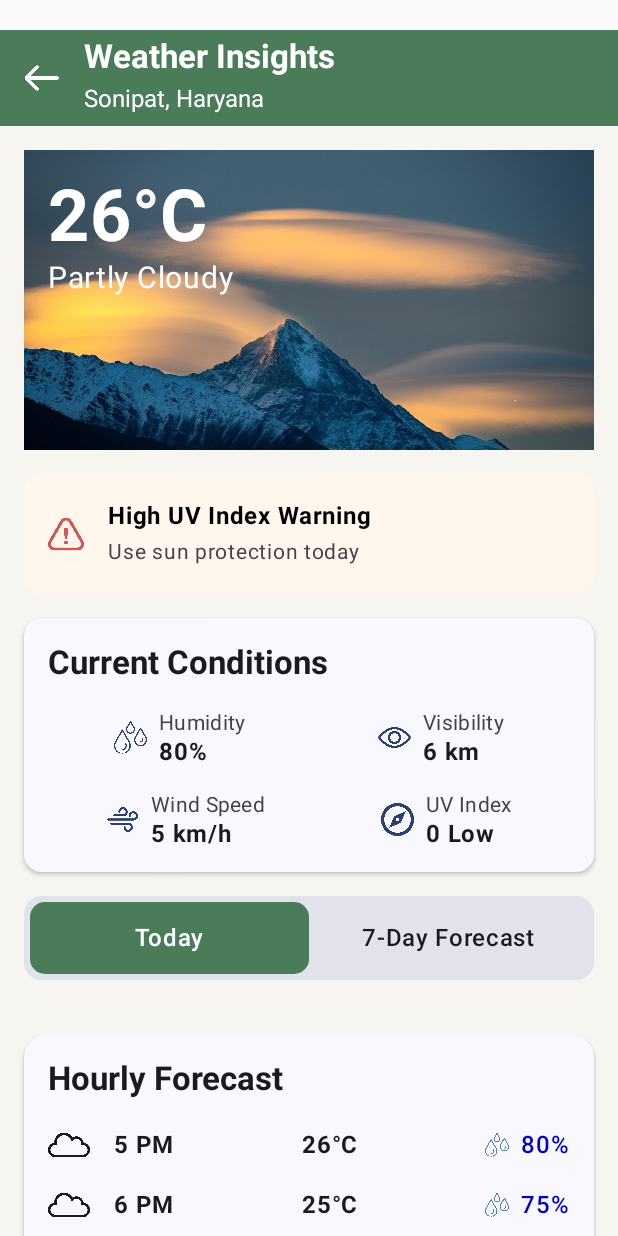
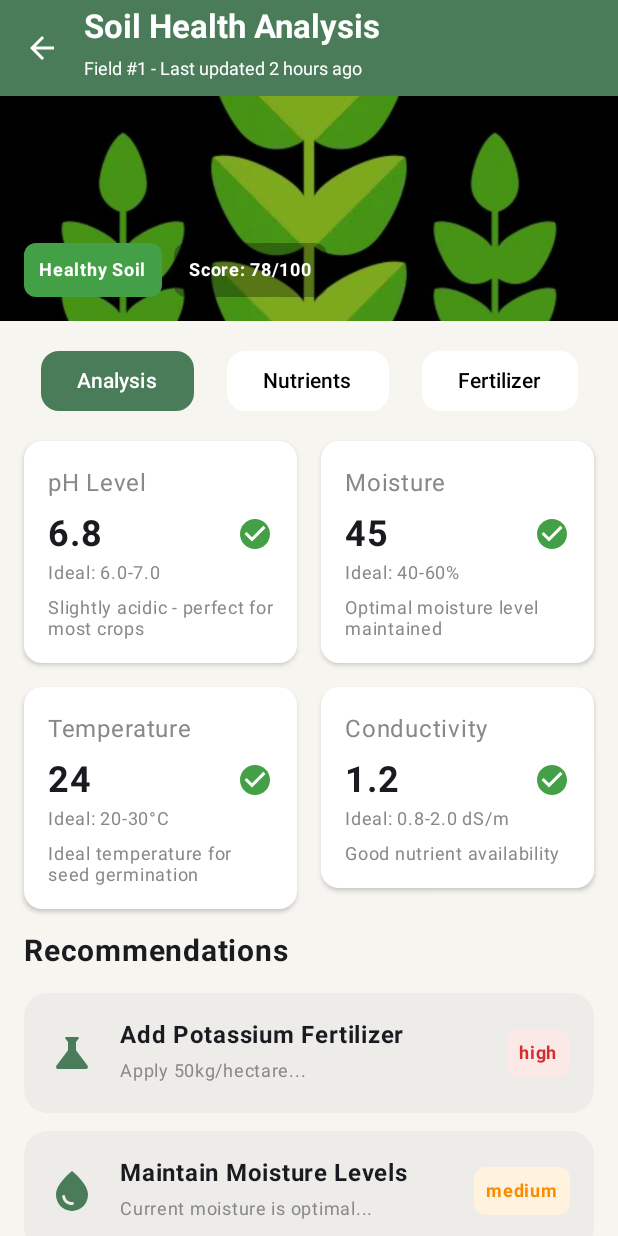
Before and after one commit to Parth4210/SmartCropAdvisorySystem, an Android app built with Jetpack Compose: the screen it shows after launch (MainActivity), on a phone screen of 412 x 824 dp. Run offline under Robolectric (Android 15) with nearby library versions, the phone set to English and light mode, and no system bars.

Commit message:
Added the Soil Health Analysis Page.

```diff
--- a/app/build.gradle.kts
+++ b/app/build.gradle.kts
@@ -70,6 +70,7 @@ dependencies {
     implementation("com.squareup.retrofit2:converter-moshi:2.9.0")
     implementation("com.squareup.moshi:moshi-kotlin:1.14.0")
     implementation("androidx.lifecycle:lifecycle-viewmodel-compose:2.8.2")
+    implementation("androidx.compose.material:material-icons-extended")
 
 
 
--- a/app/src/main/java/com/samadhanl/smartcropadivsorysystem/Components/LoginFlow.kt
+++ b/app/src/main/java/com/samadhanl/smartcropadivsorysystem/Components/LoginFlow.kt
@@ -4,8 +4,9 @@ import androidx.compose.animation.Crossfade
 import androidx.compose.runtime.Composable
 import androidx.lifecycle.viewmodel.compose.viewModel
 import androidx.navigation.NavController
-import androidx.navigation.NavHostController
 import com.samadhanl.smartcropadivsorysystem.ViewModel.AuthViewModel
+//import com.samadhanl.smartcropadivsorysystem.Components.SoilHealthScreen // <-- Add this import statement
+import com.samadhanl.smartcropadivsorysystem.SoilHealthScreen
 
 // --- Composable that handles showing Splash or Login ---
 @Composable
@@ -13,26 +14,28 @@ fun LoginFlow(navController: NavController, authViewModel: AuthViewModel = viewM
     val uiState = authViewModel.uiState
     Crossfade(targetState = uiState.showSplash) { isShowingSplash ->
         if (isShowingSplash) {
-//            SplashScreen()
+            // SplashScreen()
         } else {
-//            LoginScreen(
-//                uiState = uiState,
-//                onMobileChange = authViewModel::onMobileChange,
-//                onEmailChange = authViewModel::onEmailChange,
-//                onPasswordChange = authViewModel::onPasswordChange,
-//                onLogin = {
-//                    // When login is clicked, we call the ViewModel function
-//                    // and pass it the navigation action.
-//                    authViewModel.onLoginClicked {
-//                        // This is the onLoginSuccess lambda
-//                        navController.navigate("dashboard") {
-//                            // This pops the login screen from the back stack, so the user can't go back to it
-//                            popUpTo("login_flow") { inclusive = true }
-//                        }
-//                    }
-//                }
-//            )
-            WeatherPage()
+            // --- TEMPORARY CHANGE FOR TESTING ---
+            // Directly showing SoilHealthScreen and skipping login.
+            SoilHealthScreen(onNavigateBack = { }) // You need to provide any required parameters like this.
+
+            /* <-- Start of comment
+            // The original LoginScreen is now commented out.
+            LoginScreen(
+                uiState = uiState,
+                onMobileChange = authViewModel::onMobileChange,
+                onEmailChange = authViewModel::onEmailChange,
+                onPasswordChange = authViewModel::onPasswordChange,
+                onLogin = {
+                    authViewModel.onLoginClicked {
+                        navController.navigate("SoilHealth") {
+                            popUpTo("login_flow") { inclusive = true }
+                        }
+                    }
+                }
+            )
+            */ // <-- End of comment
         }
     }
 }
--- /dev/null
+++ b/app/src/main/java/com/samadhanl/smartcropadivsorysystem/Components/SoilHealth.kt
@@ -0,0 +1,259 @@
+package com.samadhanl.smartcropadivsorysystem
+
+import android.os.Bundle
+import androidx.activity.ComponentActivity
+import androidx.activity.compose.setContent
+import androidx.compose.foundation.Image
+import androidx.compose.foundation.background
+import androidx.compose.foundation.layout.*
+import androidx.compose.foundation.lazy.LazyColumn
+import androidx.compose.foundation.shape.RoundedCornerShape
+import androidx.compose.material.icons.Icons
+import androidx.compose.material.icons.filled.Analytics
+import androidx.compose.material.icons.filled.ArrowBack
+import androidx.compose.material.icons.filled.CheckCircle
+import androidx.compose.material.icons.filled.Science
+import androidx.compose.material.icons.filled.WaterDrop
+import androidx.compose.material3.*
+import androidx.compose.runtime.*
+import androidx.compose.ui.Alignment
+import androidx.compose.ui.Modifier
+import androidx.compose.ui.draw.clip
+import androidx.compose.ui.graphics.Color
+import androidx.compose.ui.graphics.vector.ImageVector
+import androidx.compose.ui.layout.ContentScale
+import androidx.compose.ui.res.painterResource
+import androidx.compose.ui.text.font.FontWeight
+import androidx.compose.ui.tooling.preview.Preview
+import androidx.compose.ui.unit.dp
+import androidx.compose.ui.unit.sp
+import com.samadhanl.smartcropadivsorysystem.ui.theme.SmartCropAdivsorySystemTheme
+
+// Data classes to hold the information for the screen components
+data class SoilMetric(
+    val name: String,
+    val value: String,
+    val idealRange: String,
+    val description: String
+)
+
+data class Recommendation(
+    val title: String,
+    val description: String,
+    val priority: String,
+    val icon: ImageVector // Using built-in icons
+)
+/**
+ * The main Composable for the Soil Health Analysis screen.
+ */
+@OptIn(ExperimentalMaterial3Api::class)
+@Composable
+fun SoilHealthScreen(onNavigateBack: () -> Unit) {
+    // Sample data to display in the UI
+    val metrics = listOf(
+        SoilMetric("pH Level", "6.8", "Ideal: 6.0-7.0", "Slightly acidic - perfect for most crops"),
+        SoilMetric("Moisture", "45", "Ideal: 40-60%", "Optimal moisture level maintained"),
+        SoilMetric("Temperature", "24", "Ideal: 20-30°C", "Ideal temperature for seed germination"),
+        SoilMetric("Conductivity", "1.2", "Ideal: 0.8-2.0 dS/m", "Good nutrient availability")
+    )
+    val recommendations = listOf(
+        Recommendation("Add Potassium Fertilizer", "Apply 50kg/hectare...", "high", Icons.Default.Science),
+        Recommendation("Maintain Moisture Levels", "Current moisture is optimal...", "medium", Icons.Default.WaterDrop),
+        Recommendation("Monitor pH Regularly", "pH is good but check weekly...", "low", Icons.Default.Analytics)
+    )
+    var selectedTab by remember { mutableStateOf("Analysis") }
+
+    Scaffold(
+        topBar = {
+            TopAppBar(
+                title = {
+                    Column {
+                        Text("Soil Health Analysis", fontWeight = FontWeight.Bold)
+                        Text("Field #1 - Last updated 2 hours ago", fontSize = 12.sp)
+                    }
+                },
+                navigationIcon = {
+                    IconButton(onClick = onNavigateBack) {
+                        Icon(Icons.Filled.ArrowBack, contentDescription = "Back")
+                    }
+                },
+                colors = TopAppBarDefaults.topAppBarColors(
+                    containerColor = Color(0xFF4A7C59),
+                    titleContentColor = Color.White,
+                    navigationIconContentColor = Color.White
+                )
+            )
+        }
+    ) { innerPadding ->
+        LazyColumn(
+            modifier = Modifier
+                .fillMaxSize()
+                .padding(innerPadding)
+                .background(Color(0xFFF7F5F0))
+        ) {
+            // Header Image with overlayed info chips
+            item {
+                Box(
+                    modifier = Modifier
+                        .fillMaxWidth()
+                        .height(150.dp)
+                ) {
+                    // You need an image named 'crops_background.jpg' in res/drawable for this to work
+                    Image(
+                        painter = painterResource(id = R.drawable.crops_background),
+                        contentDescription = "Crops background",
+                        contentScale = ContentScale.Crop,
+                        modifier = Modifier.fillMaxSize()
+                    )
+                    Row(
+                        modifier = Modifier
+                            .align(Alignment.BottomStart)
+                            .padding(16.dp)
+                    ) {
+                        InfoChip("Healthy Soil", Color(0xFF43A047), Color.White)
+                        Spacer(Modifier.width(8.dp))
+                        InfoChip("Score: 78/100", Color.Black.copy(alpha = 0.3f), Color.White)
+                    }
+                }
+            }
+
+            // Tabs for filtering content
+            item {
+                Row(
+                    modifier = Modifier
+                        .fillMaxWidth()
+                        .padding(16.dp),
+                    horizontalArrangement = Arrangement.SpaceAround
+                ) {
+                    val tabs = listOf("Analysis", "Nutrients", "Fertilizer")
+                    tabs.forEach { tabTitle ->
+                        val isSelected = selectedTab == tabTitle
+                        Button(
+                            onClick = { selectedTab = tabTitle },
+                            shape = RoundedCornerShape(12.dp),
+                            colors = ButtonDefaults.buttonColors(
+                                containerColor = if (isSelected) Color(0xFF4A7C59) else Color.White,
+                                contentColor = if (isSelected) Color.White else Color.Black
+                            )
+                        ) { Text(tabTitle) }
+                    }
+                }
+            }
+
+            // Grid of metric cards
+            item {
+                Column(modifier = Modifier.padding(horizontal = 16.dp)) {
+                    Row(horizontalArrangement = Arrangement.spacedBy(16.dp)) {
+                        MetricCard(metrics[0], Modifier.weight(1f))
+                        MetricCard(metrics[1], Modifier.weight(1f))
+                    }
+                    Spacer(Modifier.height(16.dp))
+                    Row(horizontalArrangement = Arrangement.spacedBy(16.dp)) {
+                        MetricCard(metrics[2], Modifier.weight(1f))
+                        MetricCard(metrics[3], Modifier.weight(1f))
+                    }
+                }
+            }
+
+            // Recommendations section
+            item {
+                Column(modifier = Modifier.padding(16.dp)) {
+                    Text("Recommendations", fontSize = 20.sp, fontWeight = FontWeight.Bold)
+                    Spacer(Modifier.height(16.dp))
+                    recommendations.forEach { recommendation ->
+                        RecommendationCard(recommendation)
+                        Spacer(Modifier.height(12.dp))
+                    }
+                }
+            }
+        }
+    }
+}
+
+// Reusable Composables for different parts of the screen
+
+@Composable
+fun MetricCard(metric: SoilMetric, modifier: Modifier = Modifier) {
+    Card(
+        modifier = modifier,
+        colors = CardDefaults.cardColors(containerColor = Color.White),
+        elevation = CardDefaults.cardElevation(defaultElevation = 2.dp)
+    ) {
+        Column(Modifier.padding(16.dp)) {
+            Text(metric.name, color = Color.Gray)
+            Spacer(Modifier.height(8.dp))
+            Row(
+                verticalAlignment = Alignment.CenterVertically,
+                horizontalArrangement = Arrangement.SpaceBetween,
+                modifier = Modifier.fillMaxWidth()
+            ) {
+                Text(metric.value, fontSize = 24.sp, fontWeight = FontWeight.Bold)
+                Icon(Icons.Default.CheckCircle, "Ideal", tint = Color(0xFF43A047))
+            }
+            Text(metric.idealRange, fontSize = 12.sp, color = Color.Gray)
+            Spacer(Modifier.height(4.dp))
+            Text(metric.description, fontSize = 12.sp, color = Color.Gray, lineHeight = 14.sp)
+        }
+    }
+}
+
+@Composable
+fun RecommendationCard(recommendation: Recommendation) {
+    Card(
+        shape = RoundedCornerShape(16.dp),
+        colors = CardDefaults.cardColors(containerColor = Color(0xFFEDECE8))
+    ) {
+        Row(Modifier.padding(16.dp), verticalAlignment = Alignment.CenterVertically) {
+            Icon(
+                imageVector = recommendation.icon,
+                contentDescription = null,
+                modifier = Modifier.size(32.dp),
+                tint = Color(0xFF4A7C59)
+            )
+            Spacer(Modifier.width(16.dp))
+            Column(Modifier.weight(1f)) {
+                Text(recommendation.title, fontWeight = FontWeight.Bold)
+                Text(recommendation.description, fontSize = 12.sp, color = Color.Gray)
+            }
+            Spacer(Modifier.width(8.dp))
+            PriorityChip(recommendation.priority)
+        }
+    }
+}
+
+@Composable
+fun PriorityChip(priority: String) {
+    val (bgColor, textColor) = when (priority.lowercase()) {
+        "high" -> Color(0xFFFBE9E7) to Color(0xFFD32F2F)
+        "medium" -> Color(0xFFFFF3E0) to Color(0xFFFB8C00)
+        else -> Color(0xFFE8F5E9) to Color(0xFF43A047)
+    }
+    Box(
+        modifier = Modifier
+            .clip(RoundedCornerShape(8.dp))
+            .background(bgColor)
+            .padding(horizontal = 8.dp, vertical = 4.dp)
+    ) {
+        Text(priority, color = textColor, fontSize = 12.sp, fontWeight = FontWeight.Bold)
+    }
+}
+
+@Composable
+fun InfoChip(text: String, bgColor: Color, textColor: Color) {
+    Box(
+        modifier = Modifier
+            .clip(RoundedCornerShape(8.dp))
+            .background(bgColor)
+            .padding(horizontal = 10.dp, vertical = 6.dp)
+    ) {
+        Text(text, color = textColor, fontSize = 12.sp, fontWeight = FontWeight.Bold)
+    }
+}
+
+@Preview(showBackground = true)
+@Composable
+fun SoilHealthScreenPreview() {
+    SmartCropAdivsorySystemTheme {
+        SoilHealthScreen(onNavigateBack = {})
+    }
+}
```
Also changed, not shown: app/src/main/res/drawable/crops_background.jpg (added).
